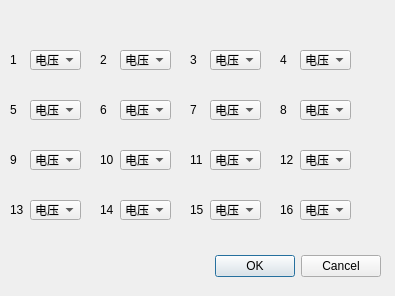
Qt form dialog.ui (lc641777437/collector_manager) before a commit.
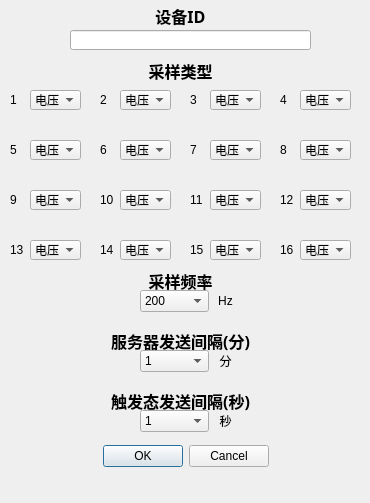
The same form after that commit.

The edit to the form file:
```diff
--- a/dialog.ui
+++ b/dialog.ui
@@ -9,8 +9,8 @@
    <rect>
     <x>0</x>
     <y>0</y>
-    <width>395</width>
-    <height>296</height>
+    <width>370</width>
+    <height>503</height>
    </rect>
   </property>
   <property name="windowTitle">
@@ -19,9 +19,9 @@
   <widget class="QDialogButtonBox" name="buttonBox">
    <property name="geometry">
     <rect>
-     <x>40</x>
-     <y>250</y>
-     <width>341</width>
+     <x>10</x>
+     <y>440</y>
+     <width>351</width>
      <height>32</height>
     </rect>
    </property>
@@ -31,12 +31,15 @@
    <property name="standardButtons">
     <set>QDialogButtonBox::Cancel|QDialogButtonBox::Ok</set>
    </property>
+   <property name="centerButtons">
+    <bool>true</bool>
+   </property>
   </widget>
   <widget class="QComboBox" name="comboBox">
    <property name="geometry">
     <rect>
      <x>30</x>
-     <y>50</y>
+     <y>90</y>
      <width>51</width>
      <height>20</height>
     </rect>
@@ -62,7 +65,7 @@
    <property name="geometry">
     <rect>
      <x>10</x>
-     <y>50</y>
+     <y>90</y>
      <width>20</width>
      <height>20</height>
     </rect>
@@ -81,7 +84,7 @@
    <property name="geometry">
     <rect>
      <x>100</x>
-     <y>50</y>
+     <y>90</y>
      <width>20</width>
      <height>20</height>
     </rect>
@@ -100,7 +103,7 @@
    <property name="geometry">
     <rect>
      <x>190</x>
-     <y>50</y>
+     <y>90</y>
      <width>20</width>
      <height>20</height>
     </rect>
@@ -119,7 +122,7 @@
    <property name="geometry">
     <rect>
      <x>280</x>
-     <y>50</y>
+     <y>90</y>
      <width>20</width>
      <height>20</height>
     </rect>
@@ -138,7 +141,7 @@
    <property name="geometry">
     <rect>
      <x>10</x>
-     <y>100</y>
+     <y>140</y>
      <width>20</width>
      <height>20</height>
     </rect>
@@ -157,7 +160,7 @@
    <property name="geometry">
     <rect>
      <x>100</x>
-     <y>100</y>
+     <y>140</y>
      <width>20</width>
      <height>20</height>
     </rect>
@@ -176,7 +179,7 @@
    <property name="geometry">
     <rect>
      <x>190</x>
-     <y>100</y>
+     <y>140</y>
      <width>20</width>
      <height>20</height>
     </rect>
@@ -195,7 +198,7 @@
    <property name="geometry">
     <rect>
      <x>280</x>
-     <y>100</y>
+     <y>140</y>
      <width>20</width>
      <height>20</height>
     </rect>
@@ -214,7 +217,7 @@
    <property name="geometry">
     <rect>
      <x>10</x>
-     <y>150</y>
+     <y>190</y>
      <width>20</width>
      <height>20</height>
     </rect>
@@ -233,7 +236,7 @@
    <property name="geometry">
     <rect>
      <x>100</x>
-     <y>150</y>
+     <y>190</y>
      <width>20</width>
      <height>20</height>
     </rect>
@@ -252,7 +255,7 @@
    <property name="geometry">
     <rect>
      <x>190</x>
-     <y>150</y>
+     <y>190</y>
      <width>20</width>
      <height>20</height>
     </rect>
@@ -271,7 +274,7 @@
    <property name="geometry">
     <rect>
      <x>280</x>
-     <y>150</y>
+     <y>190</y>
      <width>20</width>
      <height>20</height>
     </rect>
@@ -290,7 +293,7 @@
    <property name="geometry">
     <rect>
      <x>10</x>
-     <y>200</y>
+     <y>240</y>
      <width>20</width>
      <height>20</height>
     </rect>
@@ -309,7 +312,7 @@
    <property name="geometry">
     <rect>
      <x>100</x>
-     <y>200</y>
+     <y>240</y>
      <width>20</width>
      <height>20</height>
     </rect>
@@ -328,7 +331,7 @@
    <property name="geometry">
     <rect>
      <x>190</x>
-     <y>200</y>
+     <y>240</y>
      <width>20</width>
      <height>20</height>
     </rect>
@@ -347,7 +350,7 @@
    <property name="geometry">
     <rect>
      <x>280</x>
-     <y>200</y>
+     <y>240</y>
      <width>20</width>
      <height>20</height>
     </rect>
@@ -366,7 +369,7 @@
    <property name="geometry">
     <rect>
      <x>120</x>
-     <y>50</y>
+     <y>90</y>
      <width>51</width>
      <height>20</height>
     </rect>
@@ -392,7 +395,7 @@
    <property name="geometry">
     <rect>
      <x>210</x>
-     <y>50</y>
+     <y>90</y>
      <width>51</width>
      <height>20</height>
     </rect>
@@ -418,7 +421,7 @@
    <property name="geometry">
     <rect>
      <x>300</x>
-     <y>50</y>
+     <y>90</y>
      <width>51</width>
      <height>20</height>
     </rect>
@@ -444,7 +447,7 @@
    <property name="geometry">
     <rect>
      <x>30</x>
-     <y>100</y>
+     <y>140</y>
      <width>51</width>
      <height>20</height>
     </rect>
@@ -470,7 +473,7 @@
    <property name="geometry">
     <rect>
      <x>120</x>
-     <y>100</y>
+     <y>140</y>
      <width>51</width>
      <height>20</height>
     </rect>
@@ -496,7 +499,7 @@
    <property name="geometry">
     <rect>
      <x>210</x>
-     <y>100</y>
+     <y>140</y>
      <width>51</width>
      <height>20</height>
     </rect>
@@ -522,7 +525,7 @@
    <property name="geometry">
     <rect>
      <x>300</x>
-     <y>100</y>
+     <y>140</y>
      <width>51</width>
      <height>20</height>
     </rect>
@@ -548,7 +551,7 @@
    <property name="geometry">
     <rect>
      <x>30</x>
-     <y>150</y>
+     <y>190</y>
      <width>51</width>
      <height>20</height>
     </rect>
@@ -574,7 +577,7 @@
    <property name="geometry">
     <rect>
      <x>120</x>
-     <y>150</y>
+     <y>190</y>
      <width>51</width>
      <height>20</height>
     </rect>
@@ -600,7 +603,7 @@
    <property name="geometry">
     <rect>
      <x>210</x>
-     <y>150</y>
+     <y>190</y>
      <width>51</width>
      <height>20</height>
     </rect>
@@ -626,7 +629,7 @@
    <property name="geometry">
     <rect>
      <x>300</x>
-     <y>150</y>
+     <y>190</y>
      <width>51</width>
      <height>20</height>
     </rect>
@@ -652,7 +655,7 @@
    <property name="geometry">
     <rect>
      <x>30</x>
-     <y>200</y>
+     <y>240</y>
      <width>51</width>
      <height>20</height>
     </rect>
@@ -678,7 +681,7 @@
    <property name="geometry">
     <rect>
      <x>120</x>
-     <y>200</y>
+     <y>240</y>
      <width>51</width>
      <height>20</height>
     </rect>
@@ -704,7 +707,7 @@
    <property name="geometry">
     <rect>
      <x>210</x>
-     <y>200</y>
+     <y>240</y>
      <width>51</width>
      <height>20</height>
     </rect>
@@ -730,7 +733,7 @@
    <property name="geometry">
     <rect>
      <x>300</x>
-     <y>200</y>
+     <y>240</y>
      <width>51</width>
      <height>20</height>
     </rect>
@@ -752,6 +755,336 @@
     </property>
    </item>
   </widget>
+  <widget class="QLineEdit" name="lineEdit_DevID">
+   <property name="geometry">
+    <rect>
+     <x>70</x>
+     <y>30</y>
+     <width>241</width>
+     <height>20</height>
+    </rect>
+   </property>
+  </widget>
+  <widget class="QLabel" name="label_17">
+   <property name="geometry">
+    <rect>
+     <x>0</x>
+     <y>0</y>
+     <width>361</width>
+     <height>31</height>
+    </rect>
+   </property>
+   <property name="font">
+    <font>
+     <family>Agency FB</family>
+     <pointsize>12</pointsize>
+     <weight>75</weight>
+     <bold>true</bold>
+    </font>
+   </property>
+   <property name="text">
+    <string>设备ID</string>
+   </property>
+   <property name="alignment">
+    <set>Qt::AlignCenter</set>
+   </property>
+  </widget>
+  <widget class="QLabel" name="label_18">
+   <property name="geometry">
+    <rect>
+     <x>0</x>
+     <y>60</y>
+     <width>361</width>
+     <height>21</height>
+    </rect>
+   </property>
+   <property name="font">
+    <font>
+     <family>Agency FB</family>
+     <pointsize>12</pointsize>
+     <weight>75</weight>
+     <bold>true</bold>
+    </font>
+   </property>
+   <property name="text">
+    <string>采样类型</string>
+   </property>
+   <property name="alignment">
+    <set>Qt::AlignCenter</set>
+   </property>
+  </widget>
+  <widget class="QLabel" name="label_19">
+   <property name="geometry">
+    <rect>
+     <x>0</x>
+     <y>270</y>
+     <width>361</width>
+     <height>21</height>
+    </rect>
+   </property>
+   <property name="font">
+    <font>
+     <family>Agency FB</family>
+     <pointsize>12</pointsize>
+     <weight>75</weight>
+     <bold>true</bold>
+    </font>
+   </property>
+   <property name="text">
+    <string>采样频率</string>
+   </property>
+   <property name="alignment">
+    <set>Qt::AlignCenter</set>
+   </property>
+  </widget>
+  <widget class="QComboBox" name="comboBox_SampleRte">
+   <property name="geometry">
+    <rect>
+     <x>140</x>
+     <y>290</y>
+     <width>69</width>
+     <height>22</height>
+    </rect>
+   </property>
+   <item>
+    <property name="text">
+     <string>200</string>
+    </property>
+   </item>
+   <item>
+    <property name="text">
+     <string>100</string>
+    </property>
+   </item>
+   <item>
+    <property name="text">
+     <string>50</string>
+    </property>
+   </item>
+   <item>
+    <property name="text">
+     <string>20</string>
+    </property>
+   </item>
+   <item>
+    <property name="text">
+     <string>10</string>
+    </property>
+   </item>
+   <item>
+    <property name="text">
+     <string>5</string>
+    </property>
+   </item>
+   <item>
+    <property name="text">
+     <string>2</string>
+    </property>
+   </item>
+   <item>
+    <property name="text">
+     <string>1</string>
+    </property>
+   </item>
+  </widget>
+  <widget class="QLabel" name="label_20">
+   <property name="geometry">
+    <rect>
+     <x>0</x>
+     <y>330</y>
+     <width>361</width>
+     <height>21</height>
+    </rect>
+   </property>
+   <property name="font">
+    <font>
+     <family>Agency FB</family>
+     <pointsize>12</pointsize>
+     <weight>75</weight>
+     <bold>true</bold>
+    </font>
+   </property>
+   <property name="text">
+    <string>服务器发送间隔(分)</string>
+   </property>
+   <property name="alignment">
+    <set>Qt::AlignCenter</set>
+   </property>
+  </widget>
+  <widget class="QComboBox" name="comboBox_SendTime2erver">
+   <property name="geometry">
+    <rect>
+     <x>140</x>
+     <y>350</y>
+     <width>69</width>
+     <height>22</height>
+    </rect>
+   </property>
+   <item>
+    <property name="text">
+     <string>1</string>
+    </property>
+   </item>
+   <item>
+    <property name="text">
+     <string>2</string>
+    </property>
+   </item>
+   <item>
+    <property name="text">
+     <string>5</string>
+    </property>
+   </item>
+   <item>
+    <property name="text">
+     <string>10</string>
+    </property>
+   </item>
+   <item>
+    <property name="text">
+     <string>20</string>
+    </property>
+   </item>
+   <item>
+    <property name="text">
+     <string>30</string>
+    </property>
+   </item>
+  </widget>
+  <widget class="QLabel" name="label_21">
+   <property name="geometry">
+    <rect>
+     <x>0</x>
+     <y>390</y>
+     <width>361</width>
+     <height>21</height>
+    </rect>
+   </property>
+   <property name="font">
+    <font>
+     <family>Agency FB</family>
+     <pointsize>12</pointsize>
+     <weight>75</weight>
+     <bold>true</bold>
+    </font>
+   </property>
+   <property name="text">
+    <string>触发态发送间隔(秒)</string>
+   </property>
+   <property name="alignment">
+    <set>Qt::AlignCenter</set>
+   </property>
+  </widget>
+  <widget class="QComboBox" name="comboBox_SendTimeDynamic">
+   <property name="geometry">
+    <rect>
+     <x>140</x>
+     <y>410</y>
+     <width>69</width>
+     <height>22</height>
+    </rect>
+   </property>
+   <item>
+    <property name="text">
+     <string>1</string>
+    </property>
+   </item>
+   <item>
+    <property name="text">
+     <string>2</string>
+    </property>
+   </item>
+   <item>
+    <property name="text">
+     <string>5</string>
+    </property>
+   </item>
+   <item>
+    <property name="text">
+     <string>10</string>
+    </property>
+   </item>
+   <item>
+    <property name="text">
+     <string>20</string>
+    </property>
+   </item>
+   <item>
+    <property name="text">
+     <string>30</string>
+    </property>
+   </item>
+  </widget>
+  <widget class="QLabel" name="label__Message">
+   <property name="geometry">
+    <rect>
+     <x>0</x>
+     <y>480</y>
+     <width>371</width>
+     <height>20</height>
+    </rect>
+   </property>
+   <property name="font">
+    <font>
+     <family>Agency FB</family>
+     <pointsize>12</pointsize>
+    </font>
+   </property>
+   <property name="text">
+    <string/>
+   </property>
+   <property name="alignment">
+    <set>Qt::AlignCenter</set>
+   </property>
+  </widget>
+  <widget class="QLabel" name="label_23">
+   <property name="geometry">
+    <rect>
+     <x>210</x>
+     <y>290</y>
+     <width>31</width>
+     <height>21</height>
+    </rect>
+   </property>
+   <property name="text">
+    <string>Hz</string>
+   </property>
+   <property name="alignment">
+    <set>Qt::AlignCenter</set>
+   </property>
+  </widget>
+  <widget class="QLabel" name="label_24">
+   <property name="geometry">
+    <rect>
+     <x>210</x>
+     <y>350</y>
+     <width>31</width>
+     <height>21</height>
+    </rect>
+   </property>
+   <property name="text">
+    <string>分</string>
+   </property>
+   <property name="alignment">
+    <set>Qt::AlignCenter</set>
+   </property>
+  </widget>
+  <widget class="QLabel" name="label_25">
+   <property name="geometry">
+    <rect>
+     <x>210</x>
+     <y>410</y>
+     <width>31</width>
+     <height>21</height>
+    </rect>
+   </property>
+   <property name="text">
+    <string>秒</string>
+   </property>
+   <property name="alignment">
+    <set>Qt::AlignCenter</set>
+   </property>
+  </widget>
  </widget>
  <resources/>
  <connections>
```
